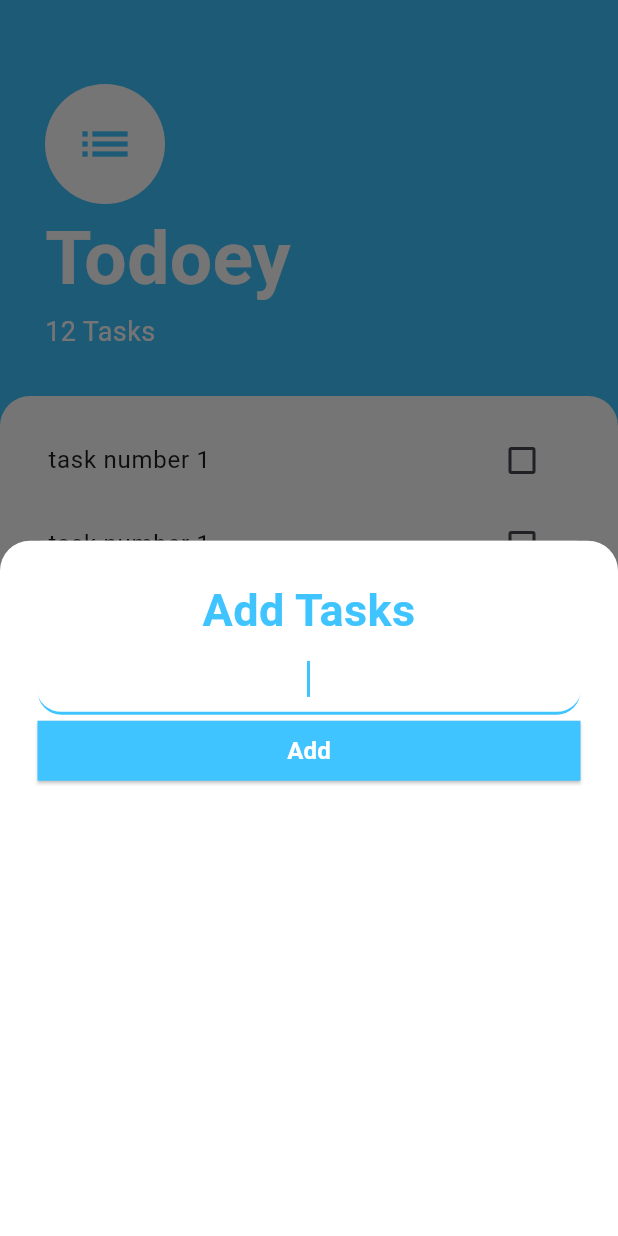
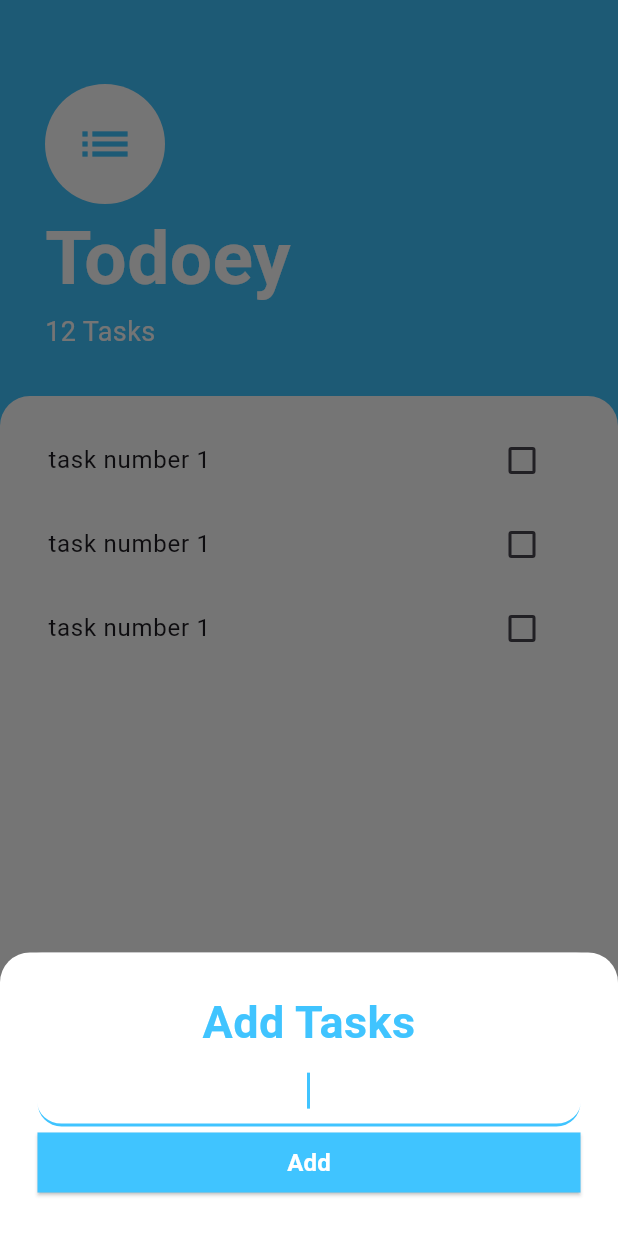
Before and after one commit to Mohalimmed/Todoey, a Flutter app: the screen it shows after launch, after a tap on the "add" icon, on a phone screen of 412 x 824 dp. Run offline on Flutter 3.47's test engine with Material 3 defaults, Android fonts, the phone set to English and light mode, and no system bars.

Commit message:
modifying the states of the checked box and modifying the design of the bottom sheet modal

```diff
--- a/lib/screens/taskes_screen.dart
+++ b/lib/screens/taskes_screen.dart
@@ -45,7 +45,7 @@ class TasksScreen extends StatelessWidget {
           ),
           Expanded(
             child: Container(
-              padding: EdgeInsets.symmetric(horizontal: 16.0,vertical: 15),
+              padding: EdgeInsets.symmetric(horizontal: 16.0, vertical: 15),
               decoration: BoxDecoration(
                   color: Colors.white,
                   borderRadius: BorderRadius.only(
@@ -58,11 +58,21 @@ class TasksScreen extends StatelessWidget {
       ),
       floatingActionButton: FloatingActionButton(
         onPressed: () {
-          showModalBottomSheet(context: context, builder: (context) => AddTasksModal(),);
+          showModalBottomSheet(
+            context: context,
+            builder: (context) =>
+                SingleChildScrollView(child: Container(
+                    padding: EdgeInsets.only(bottom: MediaQuery.of(context).viewInsets.bottom),
+                    child: AddTasksModal())),
+            isScrollControlled: true,
+          );
         },
         backgroundColor: Colors.lightBlueAccent,
         shape: CircleBorder(),
-        child: Icon(Icons.add,color: Colors.white,),
+        child: Icon(
+          Icons.add,
+          color: Colors.white,
+        ),
       ),
     );
   }
--- a/lib/widgets/task_tile.dart
+++ b/lib/widgets/task_tile.dart
@@ -1,15 +1,57 @@
 import 'package:flutter/material.dart';
 
-class TaskTile extends StatelessWidget {
+class TaskTile extends StatefulWidget {
   const TaskTile({
     super.key,
   });
 
   @override
+  State<TaskTile> createState() => _TaskTileState();
+}
+
+class _TaskTileState extends State<TaskTile> {
+  bool isChecked = false;
+
+
+
+  @override
   Widget build(BuildContext context) {
     return ListTile(
-      title: Text('task number 1 ',),
-      trailing: Checkbox(value: false, onChanged: (val){}),
+      title: Text(
+        'task number 1 ',
+        style: TextStyle(
+            decoration: isChecked ? TextDecoration.lineThrough : null),
+      ),
+      trailing: AddCheckBox(
+        checkBoxToggle: (bool value) {
+          setState(() {
+            isChecked = value;
+          });
+        },
+        checkedBox: isChecked,
+      ),
     );
   }
 }
+
+class AddCheckBox extends StatelessWidget {
+  const AddCheckBox({
+    super.key,
+    required this.checkedBox,
+    required this.checkBoxToggle,
+  });
+
+  final bool checkedBox;
+  final Function(bool) checkBoxToggle;
+
+  @override
+  Widget build(BuildContext context) {
+    return Checkbox(
+      value: checkedBox,
+      activeColor: Colors.lightBlueAccent,
+      onChanged: (value) {
+        if (value != null) checkBoxToggle(value);
+      },
+    );
+  }
+}
```
